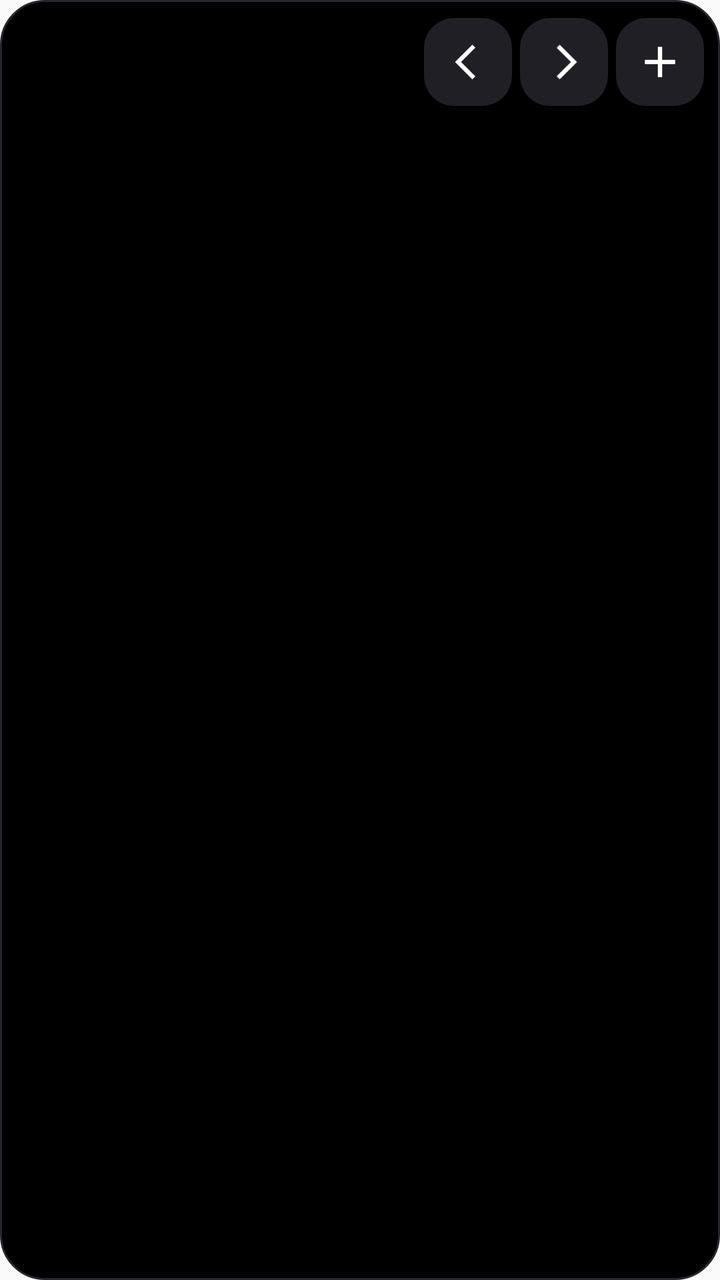
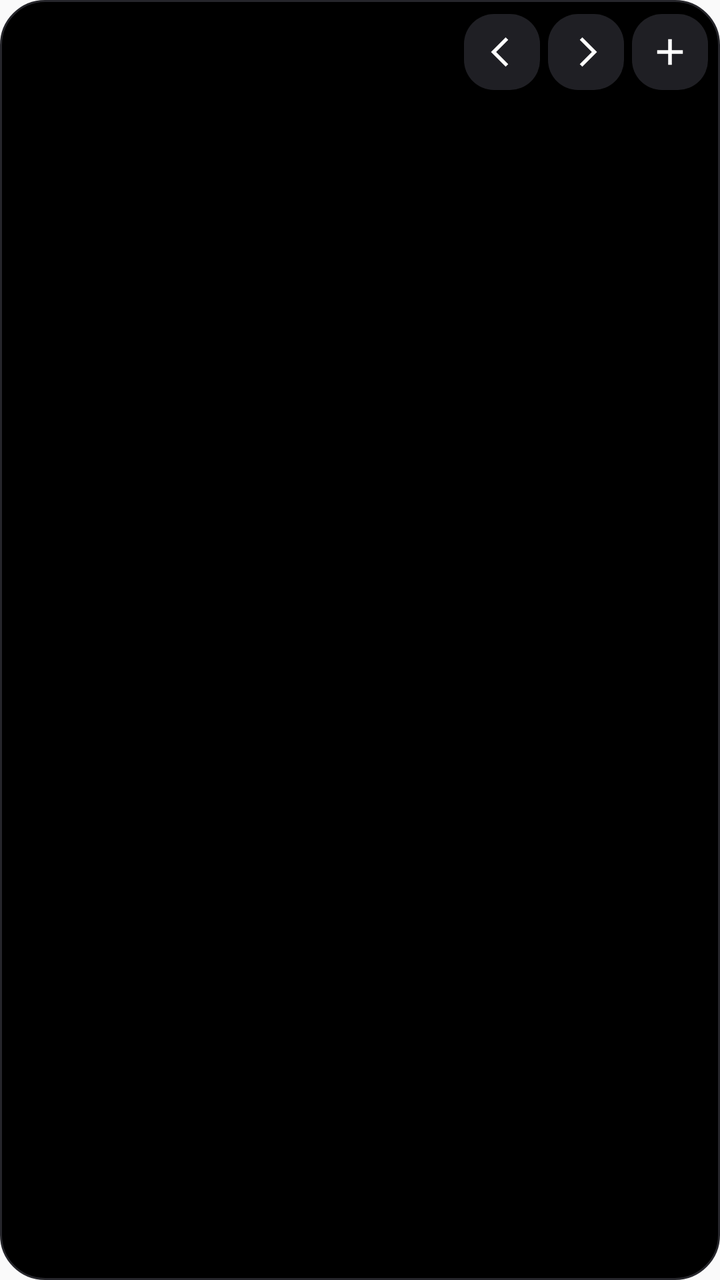

An Android layout rendered at two revisions. The XML below is the earlier revision; the diff shows what the commit changed to produce the second picture.
<!-- AndroidManifest.xml: application theme AppTheme -->
<!-- res/layout/widget_month.xml -->
<?xml version="1.0" encoding="utf-8"?>
<LinearLayout xmlns:android="http://schemas.android.com/apk/res/android" android:layout_width="match_parent" android:layout_height="match_parent" android:background="@drawable/widget_bg" android:orientation="vertical" android:padding="8dp">
    <LinearLayout android:layout_width="match_parent" android:layout_height="46dp" android:gravity="center_vertical" android:orientation="horizontal">
        <TextView android:id="@+id/wm_title" android:layout_width="0dp" android:layout_height="match_parent" android:layout_weight="1" android:ellipsize="end" android:gravity="center_vertical" android:maxLines="1" android:paddingStart="6dp" android:textColor="#F4F4F6" android:textSize="20sp" />
        <ImageView android:id="@+id/wm_prev" android:layout_width="44dp" android:layout_height="44dp" android:background="@drawable/widget_pill" android:padding="9dp" android:layout_marginEnd="4dp" android:contentDescription="Mes anterior" android:src="@drawable/ic_w_prev" />
        <ImageView android:id="@+id/wm_next" android:layout_width="44dp" android:layout_height="44dp" android:background="@drawable/widget_pill" android:padding="9dp" android:layout_marginEnd="4dp" android:contentDescription="Mes siguiente" android:src="@drawable/ic_w_next" />
        <ImageView android:id="@+id/wm_add" android:layout_width="44dp" android:layout_height="44dp" android:background="@drawable/widget_pill" android:padding="9dp" android:contentDescription="Añadir" android:src="@drawable/ic_w_add" />
    </LinearLayout>
    <LinearLayout android:layout_width="match_parent" android:layout_height="wrap_content" android:orientation="horizontal" android:paddingBottom="2dp">
        <TextView android:id="@+id/wm_d0" android:layout_width="0dp" android:layout_height="wrap_content" android:layout_weight="1" android:gravity="center" android:textColor="#A0A0A8" android:textSize="12sp" />
        <TextView android:id="@+id/wm_d1" android:layout_width="0dp" android:layout_height="wrap_content" android:layout_weight="1" android:gravity="center" android:textColor="#A0A0A8" android:textSize="12sp" />
        <TextView android:id="@+id/wm_d2" android:layout_width="0dp" android:layout_height="wrap_content" android:layout_weight="1" android:gravity="center" android:textColor="#A0A0A8" android:textSize="12sp" />
        <TextView android:id="@+id/wm_d3" android:layout_width="0dp" android:layout_height="wrap_content" android:layout_weight="1" android:gravity="center" android:textColor="#A0A0A8" android:textSize="12sp" />
        <TextView android:id="@+id/wm_d4" android:layout_width="0dp" android:layout_height="wrap_content" android:layout_weight="1" android:gravity="center" android:textColor="#A0A0A8" android:textSize="12sp" />
        <TextView android:id="@+id/wm_d5" android:layout_width="0dp" android:layout_height="wrap_content" android:layout_weight="1" android:gravity="center" android:textColor="#A0A0A8" android:textSize="12sp" />
        <TextView android:id="@+id/wm_d6" android:layout_width="0dp" android:layout_height="wrap_content" android:layout_weight="1" android:gravity="center" android:textColor="#A0A0A8" android:textSize="12sp" />
    </LinearLayout>
    <LinearLayout android:id="@+id/wm_rows" android:layout_width="match_parent" android:layout_height="0dp" android:layout_weight="1" android:orientation="vertical" />
</LinearLayout>
<!-- resources referenced by this layout -->
<resources>
  <!-- drawable ic_w_add (drawable) -->
  <?xml version="1.0" encoding="utf-8"?>
  <vector xmlns:android="http://schemas.android.com/apk/res/android" android:width="24dp" android:height="24dp" android:viewportWidth="24" android:viewportHeight="24">
      <path android:fillColor="#FFFFFFFF" android:pathData="M11,5h2v6h6v2h-6v6h-2v-6H5v-2h6z"/>
  </vector>
  <!-- drawable ic_w_next (drawable) -->
  <vector xmlns:android="http://schemas.android.com/apk/res/android" android:width="24dp" android:height="24dp" android:viewportWidth="24" android:viewportHeight="24"><path android:fillColor="#FFFFFFFF" android:pathData="M8.6,5.4 10,4l8,8 -8,8 -1.4,-1.4L15.2,12z"/></vector>
  <!-- drawable ic_w_prev (drawable) -->
  <vector xmlns:android="http://schemas.android.com/apk/res/android" android:width="24dp" android:height="24dp" android:viewportWidth="24" android:viewportHeight="24"><path android:fillColor="#FFFFFFFF" android:pathData="M15.4,5.4 14,4l-8,8 8,8 1.4,-1.4L8.8,12z"/></vector>
  <!-- drawable widget_bg (drawable) -->
  <?xml version="1.0" encoding="utf-8"?>
  <shape xmlns:android="http://schemas.android.com/apk/res/android" android:shape="rectangle">
      <solid android:color="#000000"/>
      <stroke android:width="1dp" android:color="#26262B"/>
      <corners android:radius="22dp"/>
  </shape>
  <!-- drawable widget_pill (drawable) -->
  <?xml version="1.0" encoding="utf-8"?>
  <shape xmlns:android="http://schemas.android.com/apk/res/android" android:shape="rectangle">
      <solid android:color="#1F1F24"/>
      <corners android:radius="15dp"/>
  </shape>
  <style name="AppTheme" parent="Theme.AppCompat.Light.DarkActionBar">
          
          <item name="colorPrimary">@color/colorPrimary</item>
          <item name="colorPrimaryDark">@color/colorPrimaryDark</item>
          <item name="colorAccent">@color/colorAccent</item>
      </style>
  <color name="colorPrimary">#5E43C3</color>
  <color name="colorPrimaryDark">#000000</color>
  <color name="colorAccent">#7B78D8</color>
</resources>

<!-- the commit's change to res/layout/widget_month.xml (unified diff, before → after) -->
@@ -1,10 +1,10 @@
 <?xml version="1.0" encoding="utf-8"?>
-<LinearLayout xmlns:android="http://schemas.android.com/apk/res/android" android:layout_width="match_parent" android:layout_height="match_parent" android:background="@drawable/widget_bg" android:orientation="vertical" android:padding="8dp">
-    <LinearLayout android:layout_width="match_parent" android:layout_height="46dp" android:gravity="center_vertical" android:orientation="horizontal">
+<LinearLayout xmlns:android="http://schemas.android.com/apk/res/android" android:layout_width="match_parent" android:layout_height="match_parent" android:background="@drawable/widget_bg" android:orientation="vertical" android:padding="6dp">
+    <LinearLayout android:layout_width="match_parent" android:layout_height="40dp" android:gravity="center_vertical" android:orientation="horizontal">
         <TextView android:id="@+id/wm_title" android:layout_width="0dp" android:layout_height="match_parent" android:layout_weight="1" android:ellipsize="end" android:gravity="center_vertical" android:maxLines="1" android:paddingStart="6dp" android:textColor="#F4F4F6" android:textSize="20sp" />
-        <ImageView android:id="@+id/wm_prev" android:layout_width="44dp" android:layout_height="44dp" android:background="@drawable/widget_pill" android:padding="9dp" android:layout_marginEnd="4dp" android:contentDescription="Mes anterior" android:src="@drawable/ic_w_prev" />
-        <ImageView android:id="@+id/wm_next" android:layout_width="44dp" android:layout_height="44dp" android:background="@drawable/widget_pill" android:padding="9dp" android:layout_marginEnd="4dp" android:contentDescription="Mes siguiente" android:src="@drawable/ic_w_next" />
-        <ImageView android:id="@+id/wm_add" android:layout_width="44dp" android:layout_height="44dp" android:background="@drawable/widget_pill" android:padding="9dp" android:contentDescription="Añadir" android:src="@drawable/ic_w_add" />
+        <ImageView android:id="@+id/wm_prev" android:layout_width="38dp" android:layout_height="38dp" android:background="@drawable/widget_pill" android:padding="8dp" android:layout_marginEnd="4dp" android:contentDescription="Mes anterior" android:src="@drawable/ic_w_prev" />
+        <ImageView android:id="@+id/wm_next" android:layout_width="38dp" android:layout_height="38dp" android:background="@drawable/widget_pill" android:padding="8dp" android:layout_marginEnd="4dp" android:contentDescription="Mes siguiente" android:src="@drawable/ic_w_next" />
+        <ImageView android:id="@+id/wm_add" android:layout_width="38dp" android:layout_height="38dp" android:background="@drawable/widget_pill" android:padding="8dp" android:contentDescription="Añadir" android:src="@drawable/ic_w_add" />
     </LinearLayout>
     <LinearLayout android:layout_width="match_parent" android:layout_height="wrap_content" android:orientation="horizontal" android:paddingBottom="2dp">
         <TextView android:id="@+id/wm_d0" android:layout_width="0dp" android:layout_height="wrap_content" android:layout_weight="1" android:gravity="center" android:textColor="#A0A0A8" android:textSize="12sp" />
